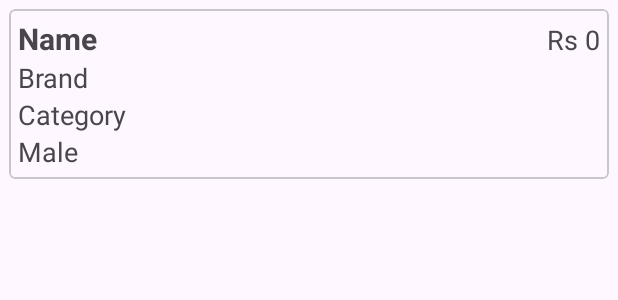
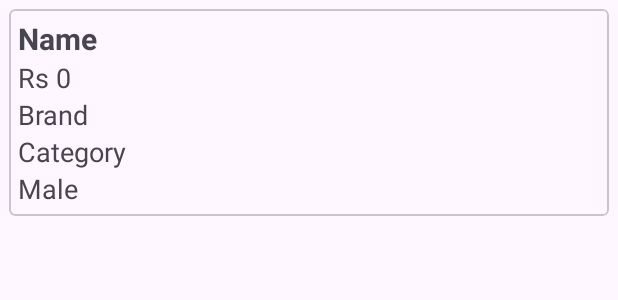
Before and after one commit to 1405yuga/Products-Display, an Android app: the layout list_view_product.xml on its own in the app's theme, with its tools: preview values and no code run, on a phone screen of 412 x 824 dp. Shown: the top 300 px of the screen. Run offline under Robolectric (Android 15) with nearby library versions, the phone set to English and light mode, and no system bars.

Commit message:
re-changing UI of product view

```diff
--- a/app/src/main/res/layout/list_view_product.xml
+++ b/app/src/main/res/layout/list_view_product.xml
@@ -1,53 +1,52 @@
 <?xml version="1.0" encoding="utf-8"?>
 <com.google.android.material.card.MaterialCardView xmlns:android="http://schemas.android.com/apk/res/android"
+    xmlns:app="http://schemas.android.com/apk/res-auto"
     android:layout_width="match_parent"
     android:layout_height="wrap_content"
-    xmlns:app="http://schemas.android.com/apk/res-auto"
     android:layout_margin="6dp"
     app:cardCornerRadius="4dp">
+
     <LinearLayout
         android:layout_width="match_parent"
         android:layout_height="wrap_content"
         android:orientation="vertical"
         android:padding="6dp">
-        <LinearLayout
-            android:layout_width="match_parent"
-            android:layout_height="wrap_content"
-            android:orientation="horizontal">
+
         <TextView
             android:id="@+id/name"
             android:layout_width="wrap_content"
             android:layout_height="wrap_content"
             android:text="Name"
             android:textSize="20sp"
-                android:textStyle="bold"/>
+            android:textStyle="bold" />
+
         <TextView
             android:id="@+id/price"
-                android:layout_width="match_parent"
+            android:layout_width="wrap_content"
             android:layout_height="wrap_content"
             android:text="@string/rs_0"
-                android:textSize="18sp"
-                android:gravity="right"/>
-        </LinearLayout>
+            android:textSize="18sp" />
 
         <TextView
             android:id="@+id/brand"
             android:layout_width="wrap_content"
             android:layout_height="wrap_content"
             android:text="Brand"
-            android:textSize="18sp"/>
+            android:textSize="18sp" />
+
         <TextView
             android:id="@+id/category"
             android:layout_width="wrap_content"
             android:layout_height="wrap_content"
             android:text="Category"
-            android:textSize="18sp"/>
+            android:textSize="18sp" />
+
         <TextView
             android:id="@+id/userType"
             android:layout_width="wrap_content"
             android:layout_height="wrap_content"
             android:text="Male"
-            android:textSize="18sp"/>
+            android:textSize="18sp" />
     </LinearLayout>
 
 </com.google.android.material.card.MaterialCardView>
```
Lines whose indentation alone changed are shown as unchanged.
